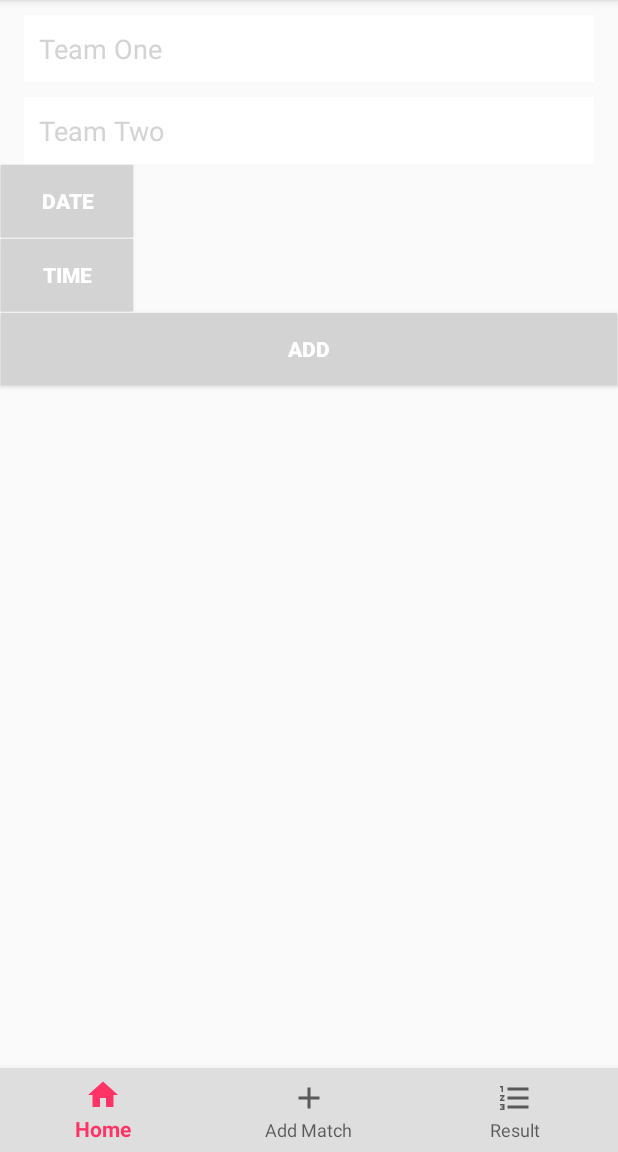
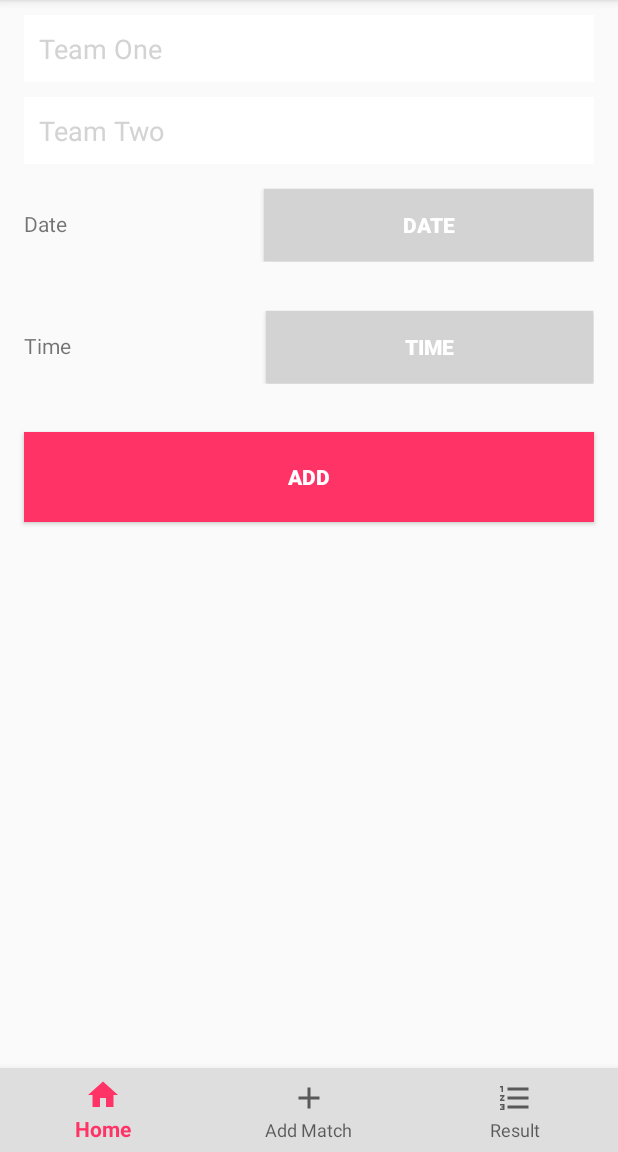
Before and after one commit to HanaDev1/BetsApp, an Android app: the fragment AddMatchFragment placed in its activity, on a phone screen of 412 x 824 dp, the part 84-1236 px from its top. Run offline under Robolectric (Android 15) with nearby library versions, the phone set to English and light mode, and no system bars.

```diff
--- a/app/src/main/res/layout/fragment_add_match.xml
+++ b/app/src/main/res/layout/fragment_add_match.xml
@@ -6,46 +6,61 @@
         android:layout_width="match_parent"
         android:layout_height="wrap_content"
         android:hint="Team One"
-        style="@style/editTextStyle"/>
+        android:id="@+id/teamNameF"
+        style="@style/editTextStyle"
+        android:layout_marginTop="10dp"/>
     <EditText
         android:layout_width="match_parent"
         android:layout_height="wrap_content"
         android:hint="Team Two"
-        style="@style/editTextStyle"/>
+        style="@style/editTextStyle"
+        android:id="@+id/teamNameS"/>
     <LinearLayout
         android:layout_width="match_parent"
         android:layout_height="wrap_content"
-        android:orientation="horizontal">
+        android:orientation="horizontal"
+        android:layout_margin="16dp">
         <TextView
             android:layout_width="wrap_content"
             android:layout_height="wrap_content"
-            android:id="@+id/dateText" />
+            android:id="@+id/dateText"
+            android:layout_weight="1"
+            android:text="Date" />
         <Button
             android:layout_width="wrap_content"
             android:layout_height="wrap_content"
             android:text="Date"
             android:id="@+id/dateButton"
-            style="@style/buttonStyle" />
+            style="@style/buttonStyle"
+            android:layout_weight="1"
+            android:onClick="onClick"/>
     </LinearLayout>
     <LinearLayout
         android:layout_width="match_parent"
         android:layout_height="wrap_content"
-        android:orientation="horizontal">
+        android:orientation="horizontal"
+        android:layout_margin="16dp">
         <TextView
             android:layout_width="wrap_content"
             android:layout_height="wrap_content"
-            android:id="@+id/time"/>
+            android:id="@+id/time"
+            android:text="Time"
+            android:layout_weight="1"/>
 
         <Button
             android:layout_width="wrap_content"
             android:layout_height="wrap_content"
             android:text="Time"
-            style="@style/buttonStyle" />
+            style="@style/buttonStyle"
+            android:layout_weight="1"/>
     </LinearLayout>
     <Button
         android:layout_width="match_parent"
         android:layout_height="wrap_content"
         android:text="Add"
-        style="@style/buttonStyle"/>
+        style="@style/buttonStyle"
+        android:id="@+id/addMatch"
+        android:background="@drawable/button_style"
+        android:layout_margin="16dp"/>
 
 </LinearLayout>
```
Also changed, not shown: app/src/main/java/com/example/hanaalalawi/betsapp/AdminHomeActivity.java (+76 -0 lines), app/src/main/res/layout/activity_admin_home.xml (+17 -4 lines).
